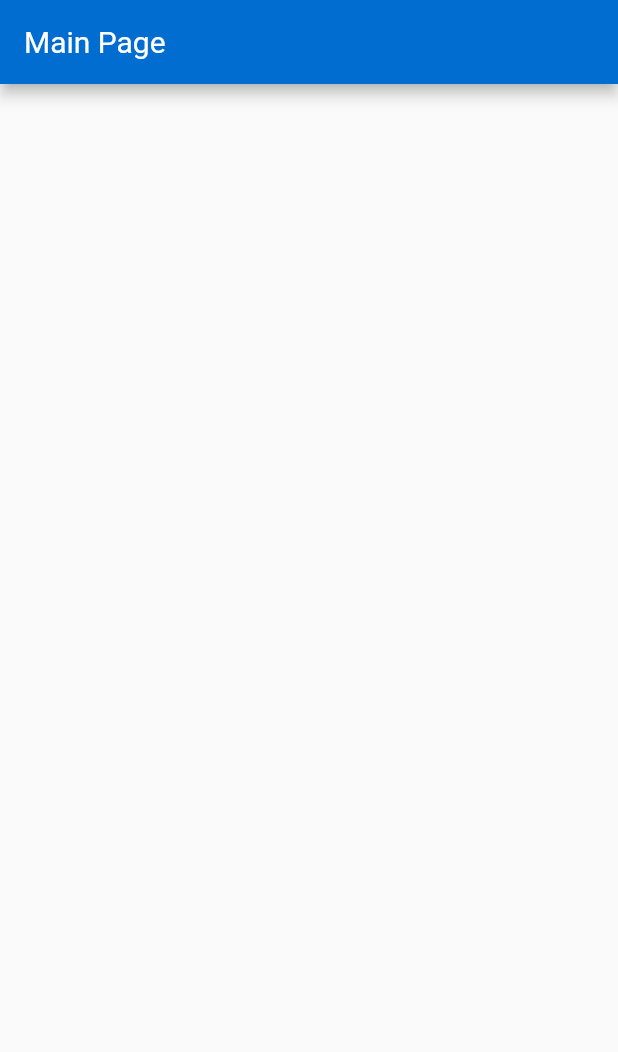
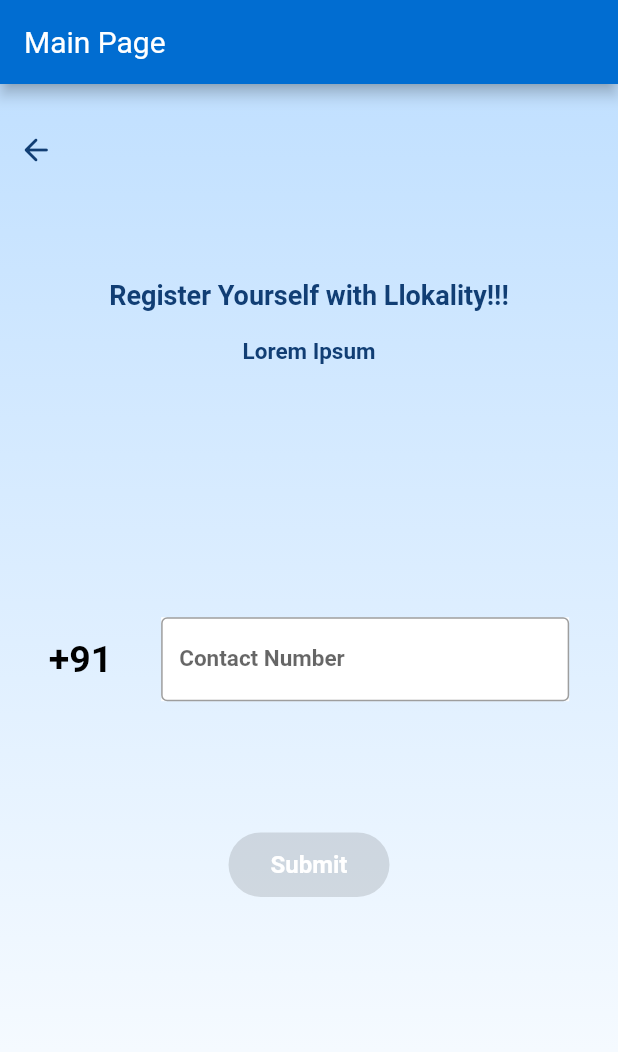
Before and after one commit to Intech-mobile-app/flutter-mobile-app, a Flutter app: the screen it shows after launch, on a phone screen of 412 x 824 dp. Shown: the top 1052 px of the screen. Run offline on Flutter 3.47's test engine with Material 2 defaults, Android fonts, the phone set to English and light mode, and no system bars.

Commit message:
otp-ui-updated

```diff
--- a/fl_mobile_intech_frontend/lib/Kickoffs/Auth/otp.dart
+++ b/fl_mobile_intech_frontend/lib/Kickoffs/Auth/otp.dart
@@ -0,0 +1,230 @@
+import 'package:fl_mobile_intech/Kickoffs/Auth/otp_request.dart';
+import 'package:fl_mobile_intech/MyColors.dart';
+import 'package:flutter/material.dart';
+
+void main() {
+  runApp(MyApp());
+}
+
+class MyApp extends StatelessWidget {
+  @override
+  Widget build(BuildContext context) {
+    return MaterialApp(
+      title: 'Flutter-App-Intech',
+      debugShowCheckedModeBanner: false,
+      theme: ThemeData(
+        fontFamily: "Roboto",
+        accentColor: MyColors.COLOR_PRIMARY_ACCENT,
+        primaryColor: MyColors.COLOR_PRIMARY_ACCENT,
+      ),
+      home: OtpScreen(),
+    );
+  }
+}
+
+class OtpScreen extends StatefulWidget {
+  @override
+  _OtpScreenState createState() => _OtpScreenState();
+}
+
+class _OtpScreenState extends State<OtpScreen> {
+  bool len = false;
+  var _onpressed;
+  final _controller = TextEditingController();
+  showOverlay(BuildContext context) async {
+    OverlayState overlayState = Overlay.of(context);
+    OverlayEntry overlayEntry = OverlayEntry(
+        builder: (context) => Container(
+              decoration: BoxDecoration(
+                  gradient: LinearGradient(colors: [
+                Color(0xffBBBBBB).withOpacity(0.5),
+                Color(0xffBBBBBB).withOpacity(0.5),
+              ])),
+              child: Row(
+                mainAxisAlignment: MainAxisAlignment.center,
+                children: [
+                  Column(
+
+                    children: [
+                      SizedBox(
+                          height: MediaQuery.of(context).size.height / 2.3),
+                      Text(
+                        "Please wait while we verify your",
+                        style: TextStyle(
+                            color: MyColors.OTP_HEADER,
+                            fontSize: 18,
+                            wordSpacing: 1.0,
+                            decoration: TextDecoration.none,
+                            fontFamily: "Roboto",
+                            fontWeight: FontWeight.bold),
+                      ),
+                      SizedBox(
+                          height: 5.0),
+                      Text(
+                        "phone number",
+                        style: TextStyle(
+                            color: MyColors.OTP_HEADER,
+                            fontSize: 18,
+                            wordSpacing: 1.0,
+                            decoration: TextDecoration.none,
+                            fontFamily: "Roboto",
+                            fontWeight: FontWeight.bold),
+                      ),
+                      SizedBox(
+                          height: 50.0),
+                      CircularProgressIndicator(
+                        backgroundColor: MyColors.COLOR_APP_PRIMARY,
+                      ),
+                    ],
+                  ),
+                ],
+              ),
+            ));
+    overlayState.insert(overlayEntry);
+
+    await Future.delayed(Duration(seconds: 5));
+    setState(() {
+      len = false;
+      _onpressed = () {};
+      _controller.clear();
+      Navigator.of(context).push(MaterialPageRoute(builder: (context)=>OtpAuthScreen()));
+    });
+    overlayEntry.remove();
+  }
+
+  void dispose() {
+    _controller.dispose();
+    super.dispose();
+  }
+
+  _printLatestValue() {
+    if (_controller.text.toString().length > 9) {
+      setState(() {
+        len = true;
+      });
+    }
+  }
+
+  void initState() {
+    super.initState();
+    _controller.addListener(_printLatestValue);
+  }
+
+  @override
+  Widget build(BuildContext context) {
+    var _enabled = MyColors.BUTTON_DISABLED;
+
+    if (len) {
+      _enabled = MyColors.BUTTON_ENABLED;
+      _onpressed = () {
+        showOverlay(context);
+      };
+    }
+
+    return Scaffold(
+        resizeToAvoidBottomInset: false,
+        body: Container(
+          height: MediaQuery.of(context).size.height,
+          width: MediaQuery.of(context).size.width,
+          child: SafeArea(
+            child: Column(
+              crossAxisAlignment: CrossAxisAlignment.center,
+              children: [
+                SizedBox(height: MediaQuery.of(context).size.height / 41.4),
+                Row(
+                  mainAxisAlignment: MainAxisAlignment.start,
+                  children: [
+                    IconButton(
+                      icon: Icon(Icons.arrow_back_rounded,
+                          color: MyColors.OTP_HEADER),
+                      onPressed: () {},
+                    ),
+                  ],
+                ),
+                SizedBox(height: MediaQuery.of(context).size.height / 13.2),
+                Text(
+                  "Register Yourself with Llokality!!!",
+                  style: TextStyle(
+                      fontSize: 18,
+                      fontWeight: FontWeight.w700,
+                      color: MyColors.OTP_HEADER),
+                ),
+                SizedBox(height: 18.0),
+                Text(
+                  "Lorem Ipsum",
+                  style: TextStyle(
+                      fontSize: 15,
+                      fontWeight: FontWeight.w700,
+                      color: MyColors.OTP_HEADER),
+                ),
+                SizedBox(
+                  height: MediaQuery.of(context).size.height / 4.9,
+                ),
+                Row(
+                  mainAxisAlignment: MainAxisAlignment.spaceEvenly,
+                  children: [
+                    Text(
+                      "+91",
+                      style: TextStyle(
+                          color: Colors.black,
+                          fontSize: 25,
+                          fontWeight: FontWeight.w600),
+                    ),
+                    Container(
+                      color: MyColors.GRADIENT_WHITE,
+                      child: SizedBox(
+                        height: 56.0,
+                        width: 272.0,
+                        child: TextFormField(
+                          controller: _controller,
+                          style: TextStyle(
+                              fontSize: 15, fontWeight: FontWeight.w600),
+                          keyboardType: TextInputType.number,
+                          decoration: InputDecoration(
+                            hintText: "Contact Number",
+                            border: OutlineInputBorder(),
+                          ),
+                        ),
+                      ),
+                    )
+                  ],
+                ),
+                SizedBox(
+                  height: MediaQuery.of(context).size.height / 9.7,
+                ),
+                ElevatedButton(
+                  onPressed: _onpressed,
+                  style: ElevatedButton.styleFrom(
+                      primary: _enabled,
+
+                      shape: RoundedRectangleBorder(
+                          borderRadius:
+                              BorderRadius.all(Radius.circular(25)))),
+                  child: Padding(
+                    padding: const EdgeInsets.all(12.0),
+                    child: Text(
+                      "Submit",
+                      style: TextStyle(
+                          color: MyColors.GRADIENT_WHITE,
+                          fontSize: 16,
+                          fontWeight: FontWeight.w600),
+                    ),
+                  ),
+                ),
+              ],
+            ),
+          ),
+          decoration: const BoxDecoration(
+            gradient: LinearGradient(
+              begin: Alignment.topCenter,
+              end: Alignment.bottomCenter,
+              colors: <Color>[
+                MyColors.GRADIENT_BLUE,
+                MyColors.GRADIENT_WHITE
+              ],
+              tileMode: TileMode.repeated,
+            ),
+          ),
+        ));
+  }
+}
--- a/fl_mobile_intech_frontend/lib/MyColors.dart
+++ b/fl_mobile_intech_frontend/lib/MyColors.dart
@@ -10,4 +10,6 @@
   static const Color GRADIENT_WHITE = Color(0xffFFFFFF);
   static const Color OTP_BOXES = Color(0xffFFFFFF);
   static const Color RADIO_BUTTON = Color(0xff2E9F76);
+  static const Color OTP_HEADER = Color(0xff113E74);
+
 }
--- a/fl_mobile_intech_frontend/lib/main.dart
+++ b/fl_mobile_intech_frontend/lib/main.dart
@@ -1,6 +1,7 @@
+import 'package:fl_mobile_intech/Kickoffs/Auth/otp.dart';
 import 'package:fl_mobile_intech/MyColors.dart';
 import 'package:flutter/material.dart';
-import 'dart:ui';
+
 
 void main() {
   runApp(MyApp());
@@ -14,7 +15,6 @@
       debugShowCheckedModeBanner: false,
       theme: ThemeData(
         fontFamily: "Roboto",
-        primarySwatch: Colors.blue,
         accentColor: MyColors.COLOR_PRIMARY_ACCENT,
         primaryColor: MyColors.COLOR_PRIMARY_ACCENT,
       ),
@@ -34,14 +34,13 @@
 class _MyHomePageState extends State<MyHomePage> {
   @override
   Widget build(BuildContext context) {
-    var height = MediaQuery.of(context).size.height;
-    var width = MediaQuery.of(context).size.width;
 
     return Scaffold(
       appBar: AppBar(
         title: Text(widget.title),
+
       ),
-      body: Center(),
+      body: OtpScreen(),
     );
   }
 }
```
Also changed, not shown: fl_mobile_intech_frontend/lib/Kickoffs/Auth/otp_request.dart (added, +23 -0 lines).
